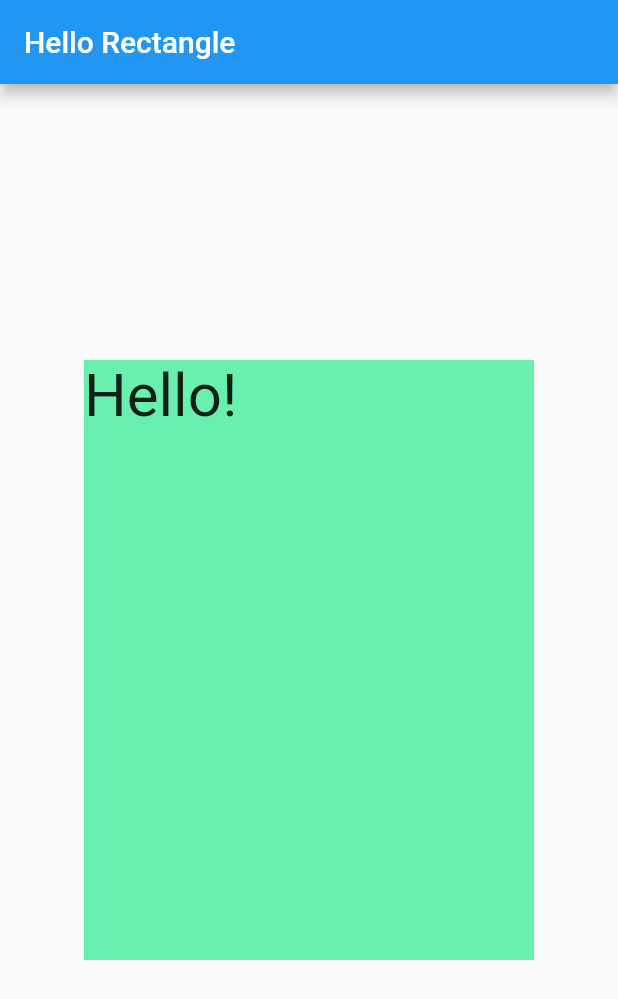
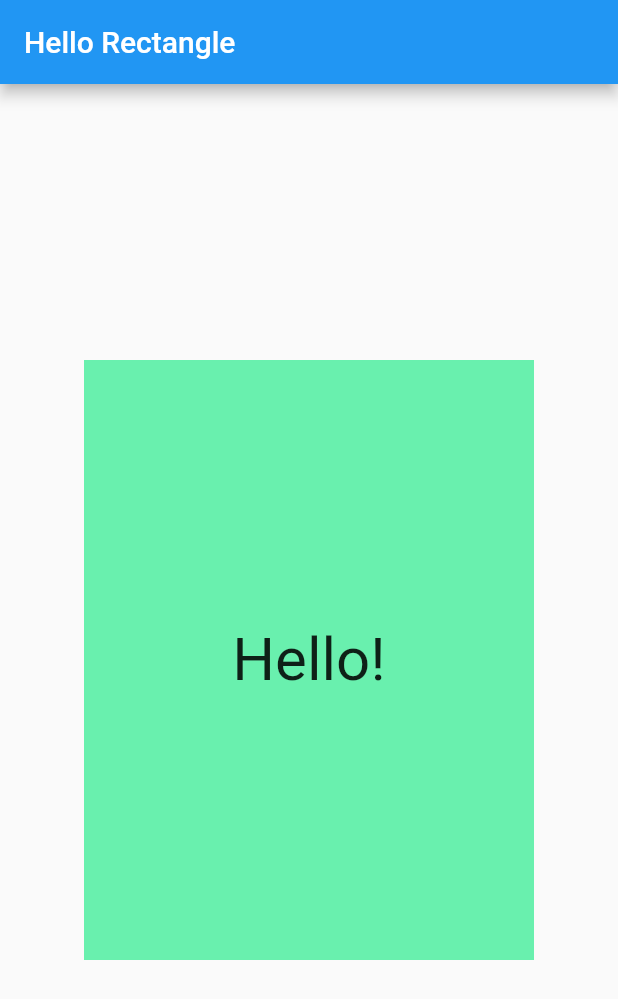
Before and after one commit to jayp33/hello_rectangle, a Flutter app: the screen it shows after launch, on a phone screen of 412 x 824 dp. Shown: the top 999 px of the screen. Run offline on Flutter 3.47's test engine with Material 2 defaults, Android fonts, the phone set to English and light mode, and no system bars.

Commit message:
Center text within Container

```diff
--- a/lib/main.dart
+++ b/lib/main.dart
@@ -12,7 +12,8 @@ class HelloRectangle extends StatelessWidget {
         color: Colors.greenAccent,
         height: 400.0,
         width: 300.0,
-        child: Text('Hello!', style: TextStyle(fontSize: 40.0)),
+        child:
+            new Center(child: Text('Hello!', style: TextStyle(fontSize: 40.0))),
       ),
     );
   }
```
